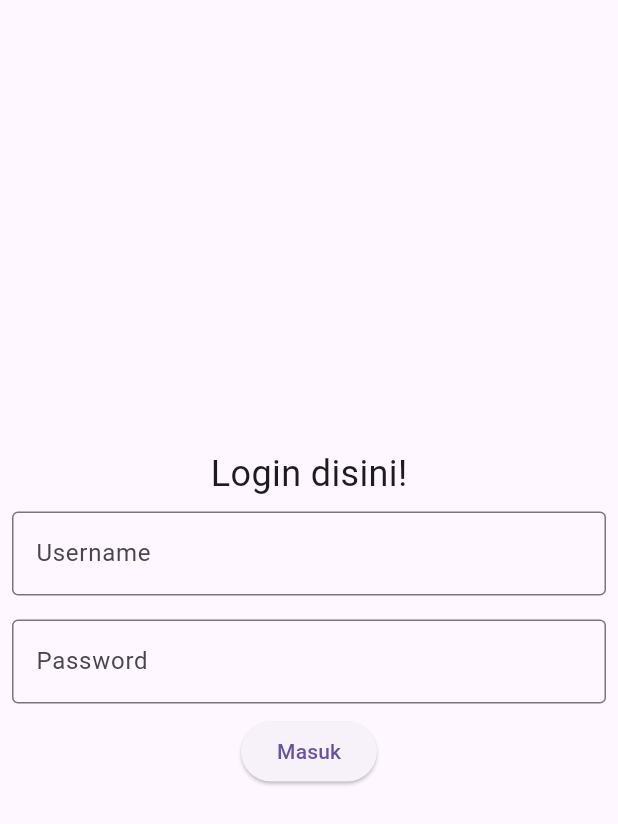
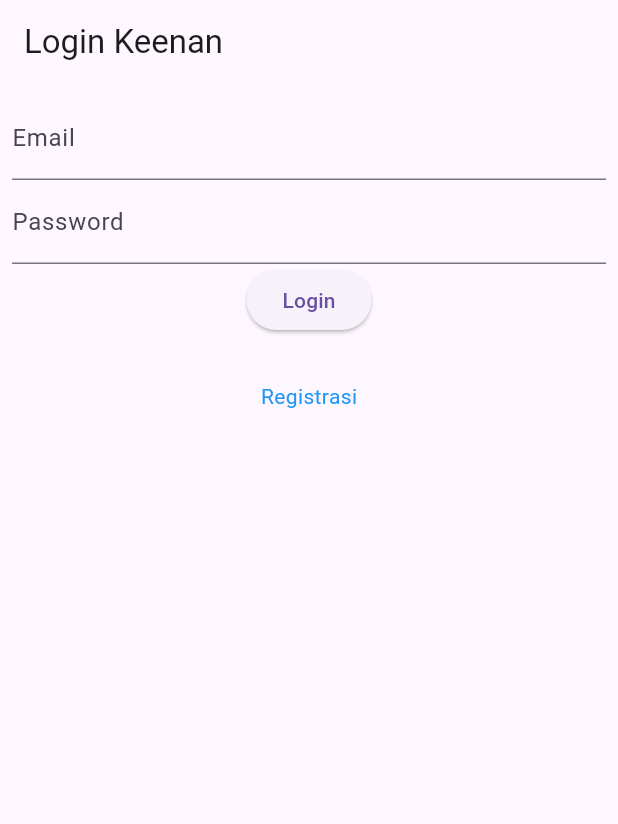
Before and after one commit to Keenan-Adityo/H1D021045-F-Pemmob2024, a Flutter app: the LoginPage screen opened directly, on a phone screen of 412 x 824 dp. Shown: the top 824 px of the screen. Run offline on Flutter 3.47's test engine with Material 3 defaults, Android fonts, the light colour scheme and no system bars; our stand-ins replace shared_preferences; accounts and stored records are empty.

Commit message:
pertemuan 4

```diff
--- /dev/null
+++ b/labmobile4_keenan_f/lib/model/login.dart
@@ -0,0 +1,23 @@
+class Login {
+  int? code;
+  bool? status;
+  String? token;
+  int? userID;
+  String? userEmail;
+  Login({this.code, this.status, this.token, this.userID, this.userEmail});
+  factory Login.fromJson(Map<String, dynamic> obj) {
+    if (obj['code'] == 200) {
+      return Login(
+          code: obj['code'],
+          status: obj['status'],
+          token: obj['data']['token'],
+          userID: int.parse(obj['data']['user']['id']),
+          userEmail: obj['data']['user']['email']);
+    } else {
+      return Login(
+        code: obj['code'],
+        status: obj['status'],
+      );
+    }
+  }
+}
--- /dev/null
+++ b/labmobile4_keenan_f/lib/model/registrasi.dart
@@ -0,0 +1,10 @@
+class Registrasi {
+  int? code;
+  bool? status;
+  String? data;
+  Registrasi({this.code, this.status, this.data});
+  factory Registrasi.fromJson(Map<String, dynamic> obj) {
+    return Registrasi(
+        code: obj['code'], status: obj['status'], data: obj['data']);
+  }
+}
--- /dev/null
+++ b/labmobile4_keenan_f/lib/ui/login_page.dart
@@ -0,0 +1,101 @@
+import 'package:flutter/material.dart';
+import 'package:labmobile4_keenan_f/ui/registrasi_page.dart';
+
+class LoginPage extends StatefulWidget {
+  const LoginPage({Key? key}) : super(key: key);
+  @override
+  _LoginPageState createState() => _LoginPageState();
+}
+
+class _LoginPageState extends State<LoginPage> {
+  final _formKey = GlobalKey<FormState>();
+  bool _isLoading = false;
+  final _emailTextboxController = TextEditingController();
+  final _passwordTextboxController = TextEditingController();
+  @override
+  Widget build(BuildContext context) {
+    return Scaffold(
+      appBar: AppBar(
+        title: const Text('Login Keenan'),
+      ),
+      body: SingleChildScrollView(
+        child: Padding(
+          padding: const EdgeInsets.all(8.0),
+          child: Form(
+            key: _formKey,
+            child: Column(
+              children: [
+                _emailTextField(),
+                _passwordTextField(),
+                _buttonLogin(),
+                const SizedBox(
+                  height: 30,
+                ),
+                _menuRegistrasi()
+              ],
+            ),
+          ),
+        ),
+      ),
+    );
+  }
+
+//Membuat Textbox email
+  Widget _emailTextField() {
+    return TextFormField(
+      decoration: const InputDecoration(labelText: "Email"),
+      keyboardType: TextInputType.emailAddress,
+      controller: _emailTextboxController,
+      validator: (value) {
+//validasi harus diisi
+        if (value!.isEmpty) {
+          return 'Email harus diisi';
+        }
+        return null;
+      },
+    );
+  }
+
+//Membuat Textbox password
+  Widget _passwordTextField() {
+    return TextFormField(
+      decoration: const InputDecoration(labelText: "Password"),
+      keyboardType: TextInputType.text,
+      obscureText: true,
+      controller: _passwordTextboxController,
+      validator: (value) {
+//jika karakter yang dimasukkan kurang dari 6 karakter
+        if (value!.isEmpty) {
+          return "Password harus diisi";
+        }
+        return null;
+      },
+    );
+  }
+
+//Membuat Tombol Login
+//Membuat Tombol Login
+  Widget _buttonLogin() {
+    return ElevatedButton(
+        child: const Text("Login"),
+        onPressed: () {
+          var validate = _formKey.currentState!.validate();
+        });
+  }
+
+// Membuat menu untuk membuka halaman registrasi
+  Widget _menuRegistrasi() {
+    return Center(
+      child: InkWell(
+        child: const Text(
+          "Registrasi",
+          style: TextStyle(color: Colors.blue),
+        ),
+        onTap: () {
+          Navigator.push(context,
+              MaterialPageRoute(builder: (context) => const RegistrasiPage()));
+        },
+      ),
+    );
+  }
+}
```
Also changed, not shown: labmobile4_keenan_f/lib/main.dart (+4 -7 lines), labmobile4_keenan_f/lib/model/produk.dart (added, +14 -0 lines), labmobile4_keenan_f/lib/ui/detail_produk.dart (added, +99 -0 lines), labmobile4_keenan_f/lib/ui/produk_form.dart (added, +118 -0 lines), labmobile4_keenan_f/lib/ui/produk_page.dart (added, +95 -0 lines), labmobile4_keenan_f/lib/ui/registrasi_page.dart (added, +151 -0 lines).
